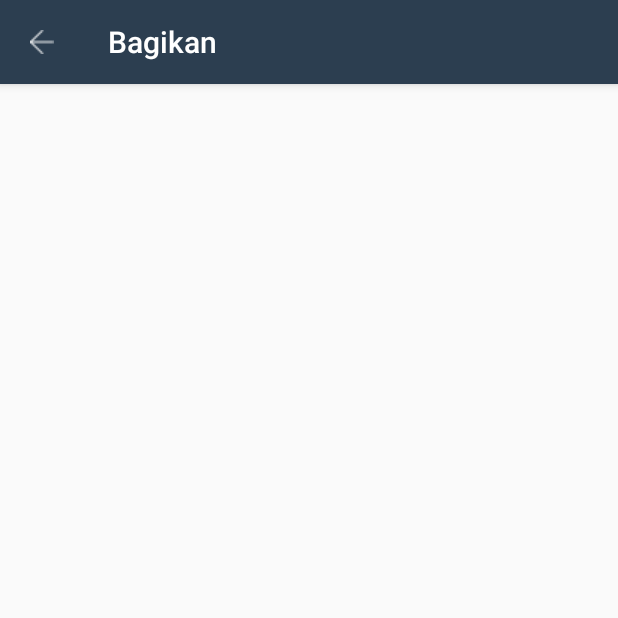
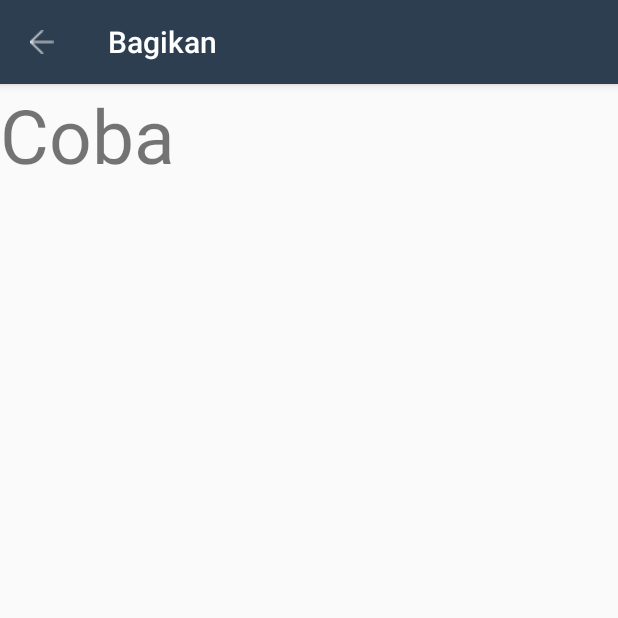
Before and after one commit to nyumon/jempol, an Android app: the NewPostActivity screen opened directly, with no data from a screen before it, on a phone screen of 412 x 824 dp, the top half of it. Run offline under Robolectric (Android 15) with nearby library versions, the phone set to English and light mode, and no system bars.

Commit message:
drawer newpost layout

```diff
--- a/app/src/main/res/layout/activity_newpost.xml
+++ b/app/src/main/res/layout/activity_newpost.xml
@@ -1,9 +1,8 @@
-<LinearLayout
-    xmlns:android="http://schemas.android.com/apk/res/android"
+<LinearLayout xmlns:android="http://schemas.android.com/apk/res/android"
     android:layout_width="match_parent"
     android:layout_height="match_parent"
+    xmlns:app="http://schemas.android.com/apk/res-auto"
     android:orientation="vertical">
-
     <android.support.design.widget.CoordinatorLayout xmlns:android="http://schemas.android.com/apk/res/android"
         xmlns:app="http://schemas.android.com/apk/res-auto"
         android:layout_width="match_parent"
@@ -23,6 +22,21 @@
                 app:popupTheme="@style/ThemeOverlay.AppCompat.Light" />
         </android.support.design.widget.AppBarLayout>
 
+       <android.support.v4.widget.DrawerLayout
+           android:layout_width="match_parent"
+           android:layout_height="match_parent"
+           android:layout_marginTop="?attr/actionBarSize"
+           android:paddingTop="10sp">
+
+           <TextView
+               android:layout_width="match_parent"
+               android:layout_height="wrap_content"
+               android:text="Coba"
+               android:textSize="50dp"
+               />
+
+       </android.support.v4.widget.DrawerLayout>
+
     </android.support.design.widget.CoordinatorLayout>
 
 </LinearLayout>
```
